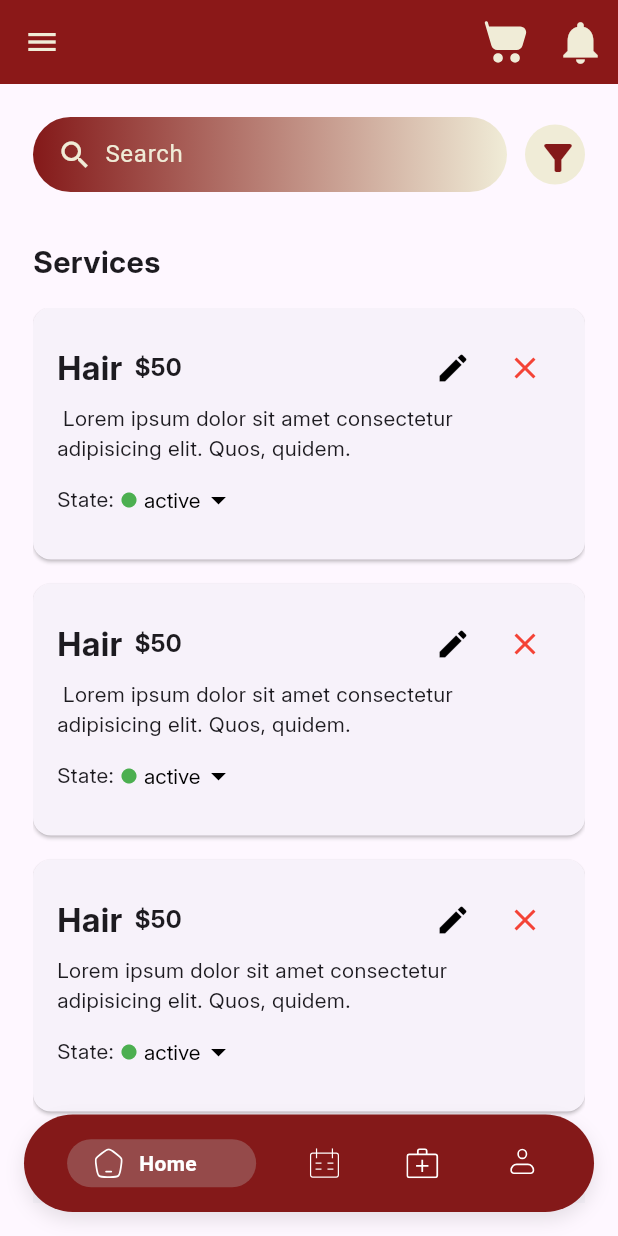
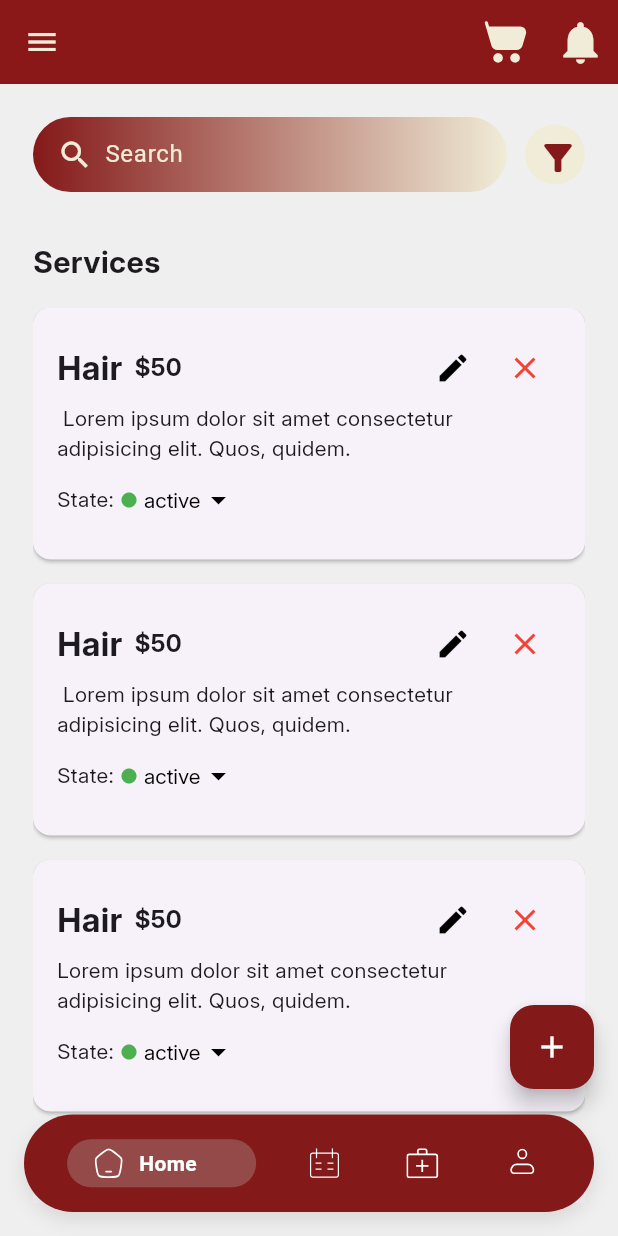
Before and after one commit to ahmed-hany-ashourgroup/rakli_salons_app, a Flutter app: the HomeView screen opened by its route, swiped to page 3, on a phone screen of 412 x 824 dp. Run offline on Flutter 3.47's test engine with Material 3 defaults, Android fonts, the phone set to English and light mode, and no system bars; our stand-ins replace bloc, dartz, dio, fl_chart, flutter_bloc, flutter_svg and 8 more; project files that could hold a hidden picture were left out.

Commit message:
Set consistent background color and add FAB for services
Updated the background color to a light grey (#EFEFEF) across multiple views for consistency. Added a Floating Action Button (FAB) to the ServicesView to allow users to add a new service directly from the services list. Adjusted the layout of cards in HomeContent to have a fixed height and consistent width.

```diff
--- a/lib/features/home/views/appointments_view.dart
+++ b/lib/features/home/views/appointments_view.dart
@@ -45,6 +45,7 @@ class _AppointmentsViewState extends State<AppointmentsView> {
   @override
   Widget build(BuildContext context) {
     return Scaffold(
+      backgroundColor: Color(0xffEFEFEF),
       body: Padding(
         padding: const EdgeInsets.all(22),
         child: Column(
--- a/lib/features/home/views/home_view.dart
+++ b/lib/features/home/views/home_view.dart
@@ -42,6 +42,7 @@ class _HomeViewState extends State<HomeView> {
   @override
   Widget build(BuildContext context) {
     return Scaffold(
+      backgroundColor: Color(0xffEFEFEF),
       drawer: CustomDrawer(),
       key: _scaffoldKey,
       appBar: CustomAdminAppBar(
--- a/lib/features/home/views/services_view.dart
+++ b/lib/features/home/views/services_view.dart
@@ -5,7 +5,6 @@ import 'package:rakli_salons_app/core/theme/theme_constants.dart';
 import 'package:rakli_salons_app/core/utils/app_router.dart';
 import 'package:rakli_salons_app/core/utils/app_styles.dart';
 import 'package:rakli_salons_app/features/home/data/models/service_model.dart';
-import 'package:rakli_salons_app/features/home/views/add_edit_service_view.dart';
 import 'package:rakli_salons_app/features/home/views/widgets/service_item.dart';
 
 class ServicesView extends StatelessWidget {
@@ -48,6 +47,8 @@ class ServicesView extends StatelessWidget {
       ),
     ];
     return Scaffold(
+      backgroundColor: Color(0xffEFEFEF),
+
       body: Padding(
         padding: const EdgeInsets.all(22),
         child: Column(
@@ -94,6 +95,23 @@ class ServicesView extends StatelessWidget {
           ],
         ),
       ),
+      // Add a Floating Action Button (FAB) to add a new service
+      floatingActionButton: Padding(
+        padding: const EdgeInsets.only(bottom: 82),
+        child: FloatingActionButton(
+          onPressed: () {
+            GoRouter.of(context).push(
+              AppRouter.kAddEditServiceView,
+              extra: {'isEditMode': false},
+            );
+          },
+          backgroundColor: kPrimaryColor, // Use your primary color
+          child: const Icon(
+            Icons.add,
+            color: Colors.white, // Icon color
+          ),
+        ),
+      ),
     );
   }
 }
--- a/lib/features/home/views/widgets/service_item.dart
+++ b/lib/features/home/views/widgets/service_item.dart
@@ -6,7 +6,6 @@ import 'package:rakli_salons_app/core/utils/app_styles.dart';
 import 'package:rakli_salons_app/core/utils/size_config.dart';
 import 'package:rakli_salons_app/features/home/data/models/appointment_model.dart';
 import 'package:rakli_salons_app/features/home/data/models/service_model.dart';
-import 'package:rakli_salons_app/features/home/views/add_edit_service_view.dart';
 
 class ServicetItem extends StatefulWidget {
   final ServiceModel serviceModel;
```
Also changed, not shown: lib/features/home/views/home_content.dart (+8 -3 lines).
